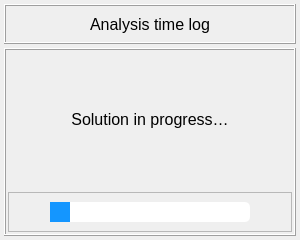
Above: data/user_input/ui_files/analysis_/general_/run_analysis_input.ui from open-pulse/OpenPulse before the change. Below: the same form after it.
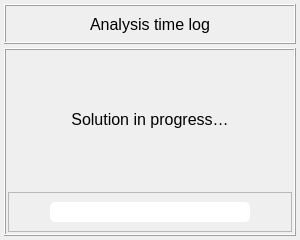
That is the form after the change. Icons and pictures are not drawn.

Commit message: Closing the QTimer

Patch:
```diff
--- a/data/user_input/ui_files/analysis_/general_/run_analysis_input.ui
+++ b/data/user_input/ui_files/analysis_/general_/run_analysis_input.ui
@@ -217,7 +217,7 @@
  QProgressBar::chunk {border-radius: 6px;   background-color:  rgba(20,150,255,255);   width: 10px; }</string>
            </property>
            <property name="value">
-            <number>10</number>
+            <number>0</number>
            </property>
            <property name="textVisible">
             <bool>false</bool>
```
The commit also changes 1 other file.
